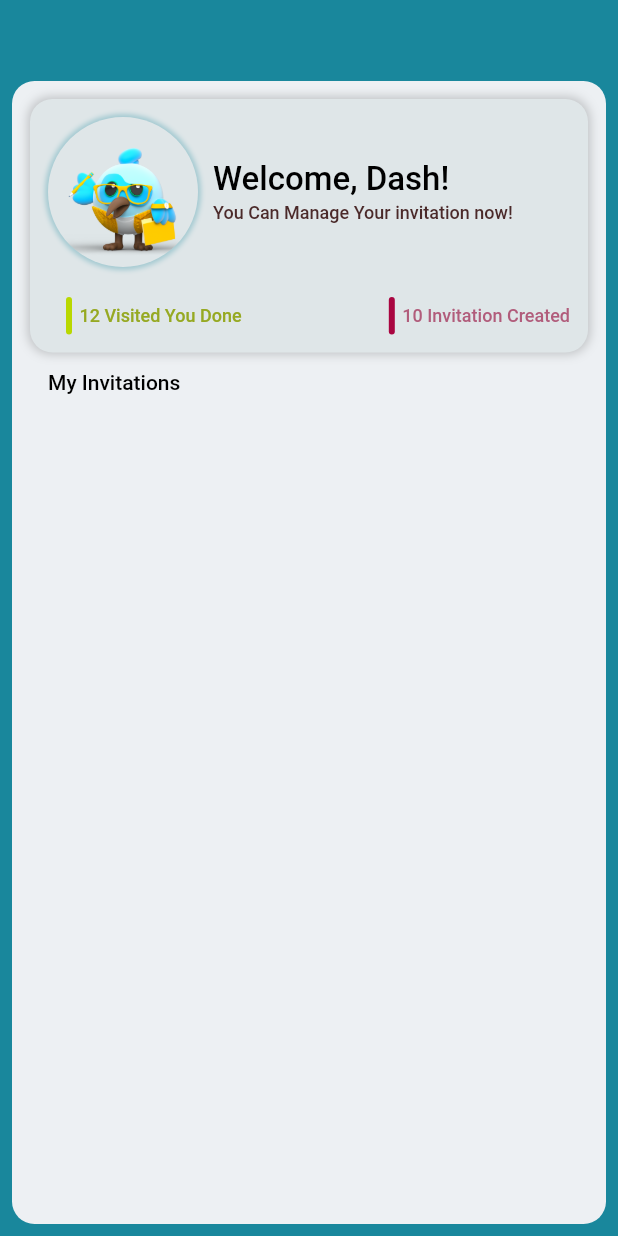
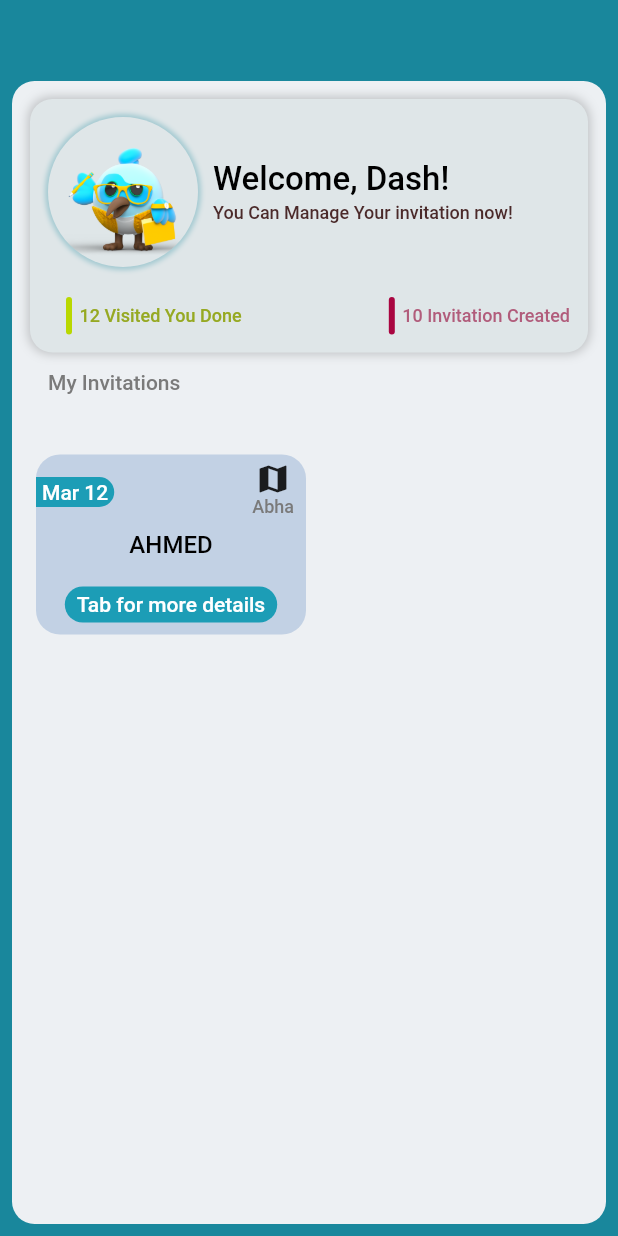
Before and after one commit to feras-alhazmi/invitations_manager_app, a Flutter app: the screen it shows after launch, on a phone screen of 412 x 824 dp. Run offline on Flutter 3.47's test engine with Material 2 defaults, Android fonts, the phone set to English and light mode, and no system bars; our stand-ins replace font_awesome_flutter, gap, google_fonts, hexcolor, jiffy; Roboto replaces fonts that are missing (Ubuntu).

Commit message:
first screen finished

```diff
--- a/lib/exports.dart
+++ b/lib/exports.dart
@@ -2,6 +2,8 @@ export 'package:flutter/material.dart';
 export 'package:hexcolor/hexcolor.dart';
 export 'package:google_fonts/google_fonts.dart';
 export 'package:gap/gap.dart';
+export 'package:jiffy/jiffy.dart';
+
 
 
 
--- a/lib/main.dart
+++ b/lib/main.dart
@@ -25,6 +25,7 @@ class MyApp extends StatelessWidget {
     return MaterialApp(
       title: 'Invitations Manager App',
       theme: AppTheme.appTheme(),
+      debugShowCheckedModeBanner: false,
       home: const InvitationScreen(),
     );
   }
--- a/lib/screens/Invitation_screen.dart
+++ b/lib/screens/Invitation_screen.dart
@@ -1,5 +1,6 @@
 import 'package:dash_invitation_app/exports.dart';
 import 'package:dash_invitation_app/widgets.dart';
+import 'package:font_awesome_flutter/font_awesome_flutter.dart';
 
 class InvitationScreen extends StatefulWidget {
   const InvitationScreen({Key? key}) : super(key: key);
@@ -9,14 +10,29 @@ class InvitationScreen extends StatefulWidget {
 }
 
 class _InvitationScreenState extends State<InvitationScreen> {
+  List<Map<String, dynamic>> invitations = [
+    {
+      "to": "Ahmed",
+      "location": "Abha",
+      "date": DateTime(2022, 03, 12),
+      "content":
+      "Dear Ahmed,\nI hope you doing well\nit’s a pleasure to meet you on 25-Feb in Abha city",
+      "regards": "Your friend Dash!\nBest regards",
+    }
+  ];
+
   @override
   Widget build(BuildContext context) {
     return Container(
-      color: Theme.of(context).scaffoldBackgroundColor,
+      color: Theme
+          .of(context)
+          .scaffoldBackgroundColor,
       padding: const EdgeInsets.fromLTRB(8, 54, 8, 8),
       child: ClipRRect(
         child: Scaffold(
-            backgroundColor: Theme.of(context).backgroundColor,
+          backgroundColor: Theme
+              .of(context)
+              .backgroundColor,
           body: Column(
             mainAxisAlignment: MainAxisAlignment.start,
             crossAxisAlignment: CrossAxisAlignment.start,
@@ -33,8 +49,7 @@ class _InvitationScreenState extends State<InvitationScreen> {
                       color: Colors.black.withOpacity(0.2),
                       spreadRadius: 1,
                       blurRadius: 5,
-                        offset:
-                            const Offset(0, 0), // changes position of shadow
+                      offset: const Offset(0, 0), // changes position of shadow
                     ),
                   ],
                 ),
@@ -47,16 +62,16 @@ class _InvitationScreenState extends State<InvitationScreen> {
                           // Gap(12),
                           Container(
                             child: const CircleAvatar(
-                                backgroundImage: AssetImage(
-                                    "assets/images/dash_manager.png"),
+                              backgroundImage:
+                              AssetImage("assets/images/dash_manager.png"),
                               radius: 50,
                               backgroundColor: Color(0xffDFE6E8),
                             ),
                             decoration: BoxDecoration(
                               boxShadow: [
                                 BoxShadow(
-                                    color: const Color(0xff19879C)
-                                        .withOpacity(0.3),
+                                  color:
+                                  const Color(0xff19879C).withOpacity(0.3),
                                   spreadRadius: 2,
                                   blurRadius: 2,
                                   offset: const Offset(
@@ -135,12 +150,126 @@ class _InvitationScreenState extends State<InvitationScreen> {
                 padding: const EdgeInsets.symmetric(horizontal: 24),
                 child: Text(
                   "My Invitations",
-                    style: Widgets().textStyle(14, Colors.black,
+                  style: Widgets().textStyle(14, const Color(0xff7A7A7A),
                       fontWeight: FontWeight.w500),
                 ),
               ),
+              Expanded(
+                child: Scrollbar(
+                  child: SingleChildScrollView(
+                    child: Align(
+                      alignment: Alignment.topCenter,
+                      child: GridView.builder(
+                        physics: ScrollPhysics(),
+                        padding:
+                        const EdgeInsets.only(
+                            left: 16, right: 16, bottom: 16, top: 40),
+                        scrollDirection: Axis.vertical,
+                        shrinkWrap: true,
+                        itemCount: invitations.length,
+                        gridDelegate: const SliverGridDelegateWithFixedCrossAxisCount(
+                          mainAxisExtent: 120,
+                          crossAxisCount: 2,
+                          crossAxisSpacing: 4,
+                          mainAxisSpacing: 4,
+                        ),
+                        itemBuilder: (BuildContext context, int index) {
+
+                          DateTime date = invitations[index]["date"];
+
+                          return Container(
+                            decoration: BoxDecoration(
+                              color: const Color(0xffC2D1E4),
+                              borderRadius: BorderRadius.circular(16),
+                            ),
+                            child: Stack(
+                                children: [
+                                Align(
+                                alignment: Alignment.topRight,
+                                child: Padding(
+                                  padding: const EdgeInsets.symmetric(
+                                      horizontal: 8, vertical: 4),
+                                  child: Column(
+                                    children: [
+                                      // Icon(Icons.fifteen_mp_rounded),
+                                      const FaIcon(Icons.map),
+                                      Text(
+                                        "Abha",
+                                        style: Widgets().textStyle(
+                                            12, const Color(0xff7A7A7A),
+                                            fontWeight: FontWeight.w500),
+                                      )
                                     ],
-            )),
+                                  ),
+                                )
+                            ),
+                            Align(
+                              alignment: Alignment.topLeft,
+                                child: Padding(
+                                  padding: const EdgeInsets.symmetric(
+                                      vertical: 15),
+                                  child: Container(
+                                    padding: const EdgeInsets.symmetric(vertical: 2,horizontal: 4),
+                                    decoration: const BoxDecoration(
+                                        color: Color(0xff1C9DB6),
+                                        borderRadius: BorderRadius.only(
+                                          bottomRight: Radius.circular(15),
+                                          topRight: Radius.circular(15),)
+                                    ),
+                                    child: Text(
+                                      Jiffy(date).MMMd,
+                                      style: Widgets().textStyle(
+                                          14,  Colors.white,
+                                          fontWeight: FontWeight.w500),
+                                    ),
+                                  ),
+                                )
+
+                          ),
+
+
+                            Align(
+                              alignment: Alignment.center,
+                              child:  Text(
+                                invitations[index]["to"].toString().toUpperCase(),
+                                style: Widgets().textStyle(16,  Colors.black,
+                                    fontWeight: FontWeight.w500),
+                              ),
+                            ),
+
+                                  Align(
+                                    alignment: Alignment.bottomCenter,
+                                    child:  Padding(
+                                      padding: const EdgeInsets.symmetric(vertical: 8),
+                                      child: Container(
+                                        padding: const EdgeInsets.symmetric(vertical: 4,horizontal: 8),
+                                        decoration:  BoxDecoration(
+                                          color:const Color(0xff1C9DB6),
+                                          borderRadius:  BorderRadius.circular(16),
+                                        ),
+                                        child: Text(
+                                          "Tab for more details",
+                                          style: Widgets().textStyle(
+                                              14,  Colors.white,
+                                              fontWeight: FontWeight.w500),
+                                        ),
+                                      ),
+                                    )
+                                  ),
+                                ],
+                          )
+                          ,
+                          );
+                        },
+
+                      ),
+                    ),
+                  ),
+                ),
+              ),
+            ],
+          ),
+        ),
         borderRadius: BorderRadius.circular(15),
       ),
     );
--- a/pubspec.yaml
+++ b/pubspec.yaml
@@ -40,6 +40,7 @@ dependencies:
   dots_indicator: ^2.1.0
   hexcolor: ^2.0.6
   gap: ^2.0.0
+  jiffy: ^5.0.0
 
 dev_dependencies:
   flutter_test:
```
Also changed, not shown: pubspec.lock. Lines whose indentation alone changed are shown as unchanged.
